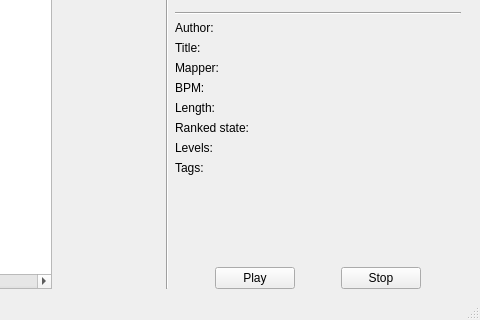
This is ui/main.ui in Unvire/Quest3-beatsaber-playlist-manager as Qt 5 draws it before an edit; both pictures show x 729 to 1209 and y 307 to 627 of the 1209 by 627 pixel window. The edited form follows.
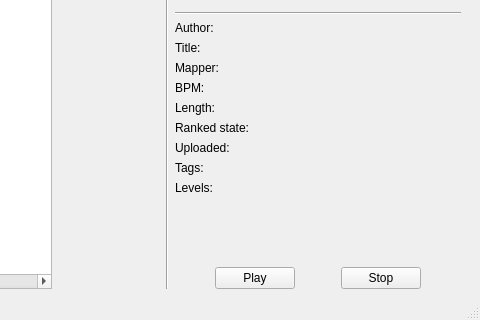
This is the edited form.

```diff
--- a/ui/main.ui
+++ b/ui/main.ui
@@ -351,7 +351,7 @@
        </widget>
       </item>
       <item>
-       <layout class="QVBoxLayout" name="verticalLayout_2" stretch="0,0,0,0,0,0,0,0,0,0,0,0,0,0">
+       <layout class="QVBoxLayout" name="verticalLayout_2" stretch="0,0,0,0,0,0,0,0,0,0,0,0,0,0,0">
         <item>
          <widget class="QLabel" name="mapDetailsLabel">
           <property name="text">
@@ -449,7 +449,7 @@
         <item>
          <widget class="QLabel" name="diffsLabel">
           <property name="text">
-           <string>Levels:</string>
+           <string>Uploaded:</string>
           </property>
          </widget>
         </item>
@@ -460,6 +460,13 @@
           </property>
          </widget>
         </item>
+        <item>
+         <widget class="QLabel" name="mapLevelsLabel">
+          <property name="text">
+           <string>Levels:</string>
+          </property>
+         </widget>
+        </item>
         <item>
          <spacer name="verticalSpacer_4">
           <property name="orientation">
```
Left out of the diff: 16 changed lines with no effect on the pictures.
